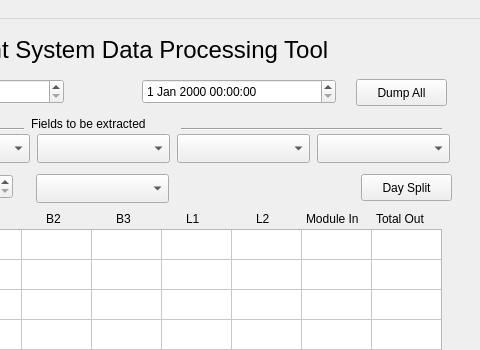
Above: data-processing/data-processing-main.ui from dmsherazi/Battery-Management-System before the change; both pictures show x 269 to 749 and y 0 to 350 of the 749 by 626 pixel window. Below: the same form after it.
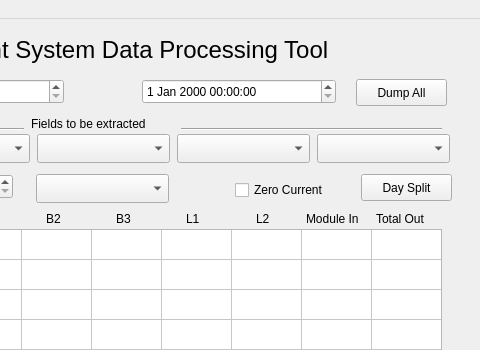
That is the form after the change.

Commit message: Make the removal of the current zero to be optional. It is best done by the firmware as it takes into account the current drain of the electronics.

```diff
--- a/data-processing/data-processing-main.ui
+++ b/data-processing/data-processing-main.ui
@@ -639,6 +639,25 @@
      <string>Date</string>
     </property>
    </widget>
+   <widget class="QCheckBox" name="zeroCurrentCheckBox">
+    <property name="geometry">
+     <rect>
+      <x>504</x>
+      <y>160</y>
+      <width>103</width>
+      <height>22</height>
+     </rect>
+    </property>
+    <property name="toolTip">
+     <string>Determine the zero point of the currents and subtract them. Use this only if the results come from a system that was not or could not be calibrated.</string>
+    </property>
+    <property name="text">
+     <string>Zero Current</string>
+    </property>
+    <property name="checked">
+     <bool>false</bool>
+    </property>
+   </widget>
   </widget>
   <widget class="QMenuBar" name="menubar">
    <property name="geometry">
```
Left out of the diff: 2 changed lines with no effect on the pictures. The commit also changes 1 other file.
